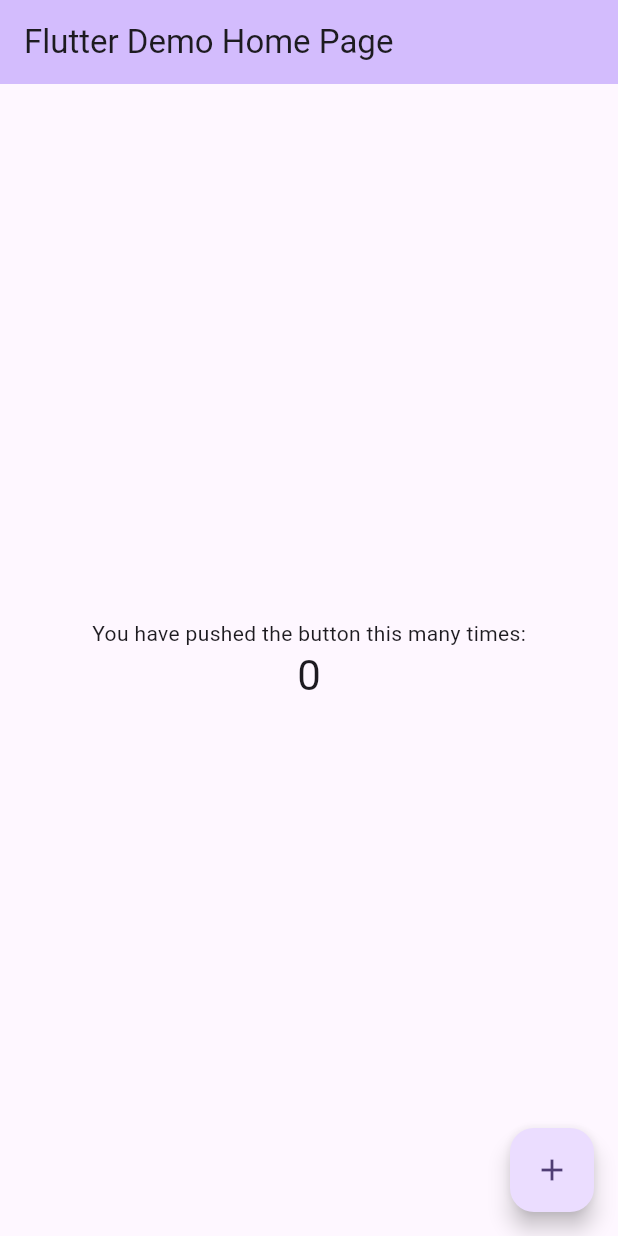
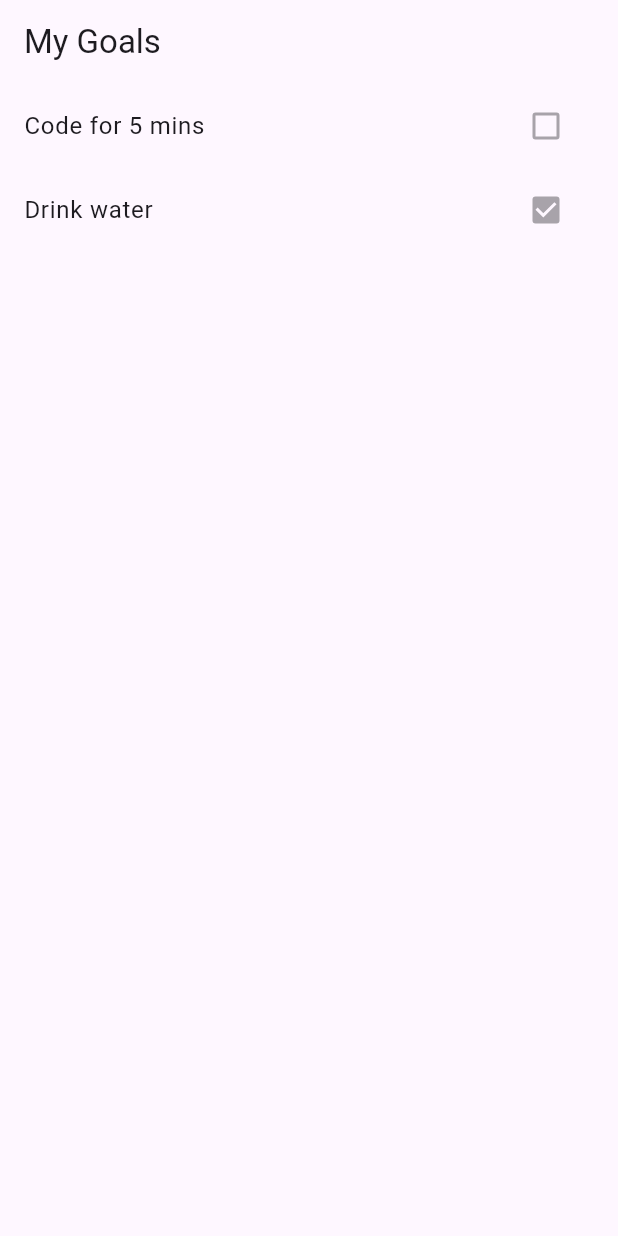
Before and after one commit to AnojWS/ai_tracking_app, a Flutter app: the screen it shows after launch, on a phone screen of 412 x 824 dp. Run offline on Flutter 3.47's test engine with Material 3 defaults, Android fonts, the light colour scheme and no system bars.

Commit message:
adding folder structure

```diff
--- /dev/null
+++ b/lib/app.dart
@@ -0,0 +1,14 @@
+import 'package:ai_tracking_app/features/goals/presentation/screens/goal_list_screen.dart';
+import 'package:flutter/material.dart';
+
+class AiTrackingApp extends StatelessWidget {
+  const AiTrackingApp({super.key});
+
+  @override
+  Widget build(BuildContext context) {
+    return MaterialApp(
+      title: 'Goal Tracker',
+      home: GoalListScreen(), // You'll create this next
+    );
+  }
+}
--- /dev/null
+++ b/lib/features/goals/data/models/goal_model.dart
@@ -0,0 +1,11 @@
+class GoalModel {
+  final String id;
+  final String title;
+  final bool isDone;
+
+  GoalModel({
+    required this.id,
+    required this.title,
+    this.isDone = false,
+  });
+}
--- /dev/null
+++ b/lib/features/goals/presentation/screens/goal_list_screen.dart
@@ -0,0 +1,31 @@
+// lib/features/goals/presentation/screens/goal_list_screen.dart
+import 'package:flutter/material.dart';
+
+import '../../data/models/goal_model.dart';
+
+class GoalListScreen extends StatelessWidget {
+  GoalListScreen({super.key});
+
+  final List<GoalModel> dummyGoals = [
+    GoalModel(id: '1', title: 'Code for 5 mins', isDone: false),
+    GoalModel(id: '2', title: 'Drink water', isDone: true),
+  ];
+
+  @override
+  Widget build(BuildContext context) {
+    return Scaffold(
+      appBar: AppBar(title: Text('My Goals')),
+      body: ListView.builder(
+        itemCount: dummyGoals.length,
+        itemBuilder:
+            (context, index) => ListTile(
+              title: Text(dummyGoals[index].title),
+              trailing: Checkbox(
+                value: dummyGoals[index].isDone,
+                onChanged: null, // Static for now
+              ),
+            ),
+      ),
+    );
+  }
+}
--- a/lib/main.dart
+++ b/lib/main.dart
@@ -1,122 +1,6 @@
 import 'package:flutter/material.dart';
+import 'app.dart';
 
 void main() {
-  runApp(const MyApp());
+  runApp(AiTrackingApp());
 }
-
-class MyApp extends StatelessWidget {
-  const MyApp( {super.key});
-
-  // This widget is the root of your application.
-  @override
-  Widget build(BuildContext context) {
-    return MaterialApp(
-      title: 'Flutter Demo',
-      theme: ThemeData(
-        // This is the theme of your application.
-        //
-        // TRY THIS: Try running your application with "flutter run". You'll see
-        // the application has a purple toolbar. Then, without quitting the app,
-        // try changing the seedColor in the colorScheme below to Colors.green
-        // and then invoke "hot reload" (save your changes or press the "hot
-        // reload" button in a Flutter-supported IDE, or press "r" if you used
-        // the command line to start the app).
-        //
-        // Notice that the counter didn't reset back to zero; the application
-        // state is not lost during the reload. To reset the state, use hot
-        // restart instead.
-        //
-        // This works for code too, not just values: Most code changes can be
-        // tested with just a hot reload.
-        colorScheme: ColorScheme.fromSeed(seedColor: Colors.deepPurple),
-      ),
-      home: const MyHomePage(title: 'Flutter Demo Home Page'),
-    );
-  }
-}
-
-class MyHomePage extends StatefulWidget {
-  const MyHomePage({super.key, required this.title});
-
-  // This widget is the home page of your application. It is stateful, meaning
-  // that it has a State object (defined below) that contains fields that affect
-  // how it looks.
-
-  // This class is the configuration for the state. It holds the values (in this
-  // case the title) provided by the parent (in this case the App widget) and
-  // used by the build method of the State. Fields in a Widget subclass are
-  // always marked "final".
-
-  final String title;
-
-  @override
-  State<MyHomePage> createState() => _MyHomePageState();
-}
-
-class _MyHomePageState extends State<MyHomePage> {
-  int _counter = 0;
-
-  void _incrementCounter() {
-    setState(() {
-      // This call to setState tells the Flutter framework that something has
-      // changed in this State, which causes it to rerun the build method below
-      // so that the display can reflect the updated values. If we changed
-      // _counter without calling setState(), then the build method would not be
-      // called again, and so nothing would appear to happen.
-      _counter++;
-    });
-  }
-
-  @override
-  Widget build(BuildContext context) {
-    // This method is rerun every time setState is called, for instance as done
-    // by the _incrementCounter method above.
-    //
-    // The Flutter framework has been optimized to make rerunning build methods
-    // fast, so that you can just rebuild anything that needs updating rather
-    // than having to individually change instances of widgets.
-    return Scaffold(
-      appBar: AppBar(
-        // TRY THIS: Try changing the color here to a specific color (to
-        // Colors.amber, perhaps?) and trigger a hot reload to see the AppBar
-        // change color while the other colors stay the same.
-        backgroundColor: Theme.of(context).colorScheme.inversePrimary,
-        // Here we take the value from the MyHomePage object that was created by
-        // the App.build method, and use it to set our appbar title.
-        title: Text(widget.title),
-      ),
-      body: Center(
-        // Center is a layout widget. It takes a single child and positions it
-        // in the middle of the parent.
-        child: Column(
-          // Column is also a layout widget. It takes a list of children and
-          // arranges them vertically. By default, it sizes itself to fit its
-          // children horizontally, and tries to be as tall as its parent.
-          //
-          // Column has various properties to control how it sizes itself and
-          // how it positions its children. Here we use mainAxisAlignment to
-          // center the children vertically; the main axis here is the vertical
-          // axis because Columns are vertical (the cross axis would be
-          // horizontal).
-          //
-          // TRY THIS: Invoke "debug painting" (choose the "Toggle Debug Paint"
-          // action in the IDE, or press "p" in the console), to see the
-          // wireframe for each widget.
-          mainAxisAlignment: MainAxisAlignment.center,
-          children: <Widget>[
-            const Text('You have pushed the button this many times:'),
-            Text(
-              '$_counter',
-              style: Theme.of(context).textTheme.headlineMedium,
-            ),
-          ],
-        ),
-      ),
-      floatingActionButton: FloatingActionButton(
-        onPressed: _incrementCounter,
-        tooltip: 'Increment',
-        child: const Icon(Icons.add),
-      ), // This trailing comma makes auto-formatting nicer for build methods.
-    );
-  }
-}
```
Also changed, not shown: 1 other file.
